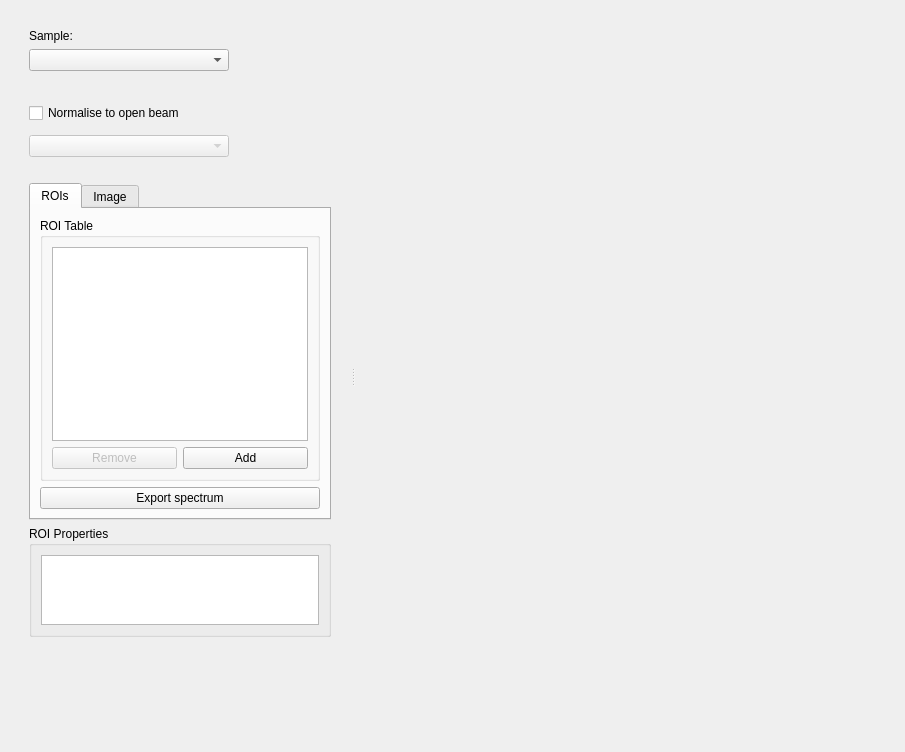
Before: the Qt Designer form mantidimaging/gui/ui/spectrum_viewer.ui in mantidproject/mantidimaging, drawn with Qt 5.
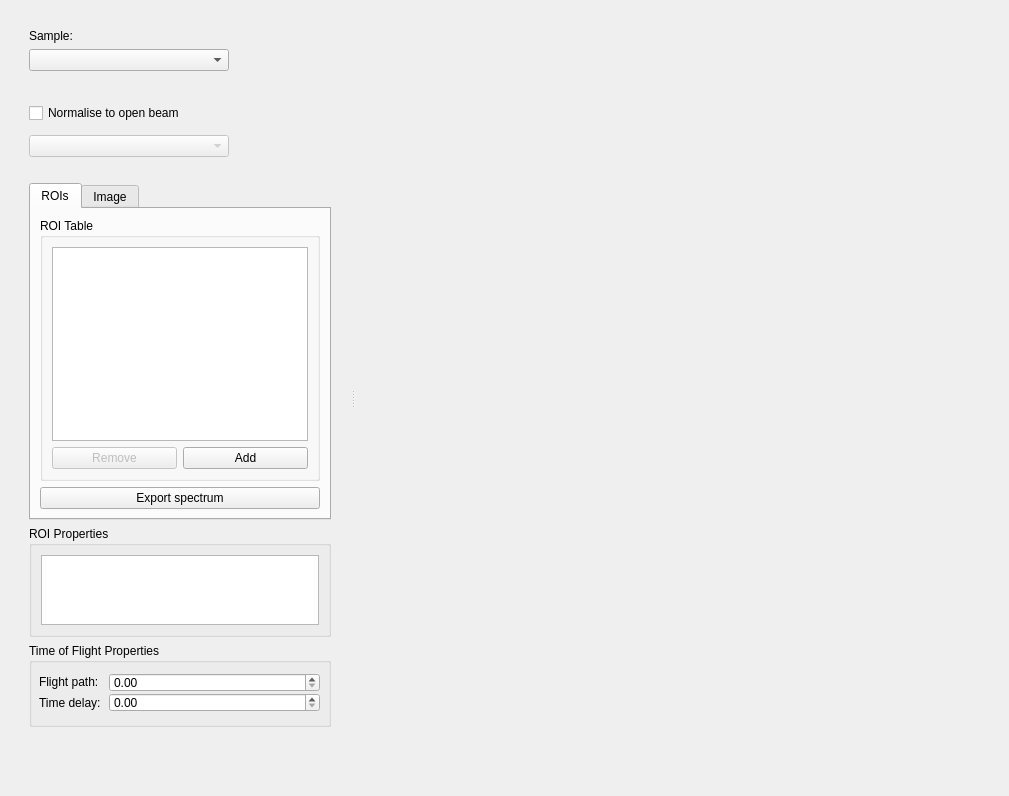
After: the same form once the commit is applied. Custom widgets are drawn as their Qt base class.

Commit message: Added Flight Path and Time Delay options, WIP

```diff
--- a/mantidimaging/gui/ui/spectrum_viewer.ui
+++ b/mantidimaging/gui/ui/spectrum_viewer.ui
@@ -6,8 +6,8 @@
    <rect>
     <x>0</x>
     <y>0</y>
-    <width>905</width>
-    <height>752</height>
+    <width>1009</width>
+    <height>795</height>
    </rect>
   </property>
   <property name="windowTitle">
@@ -391,7 +391,78 @@
          </widget>
         </item>
         <item>
-         <spacer name="PropertiesSpacer">
+         <widget class="QGroupBox" name="groupBox">
+          <property name="sizePolicy">
+           <sizepolicy hsizetype="Expanding" vsizetype="MinimumExpanding">
+            <horstretch>0</horstretch>
+            <verstretch>0</verstretch>
+           </sizepolicy>
+          </property>
+          <property name="minimumSize">
+           <size>
+            <width>300</width>
+            <height>84</height>
+           </size>
+          </property>
+          <property name="title">
+           <string>Time of Flight Properties</string>
+          </property>
+          <widget class="QLabel" name="label_3">
+           <property name="geometry">
+            <rect>
+             <x>10</x>
+             <y>31</y>
+             <width>101</width>
+             <height>16</height>
+            </rect>
+           </property>
+           <property name="text">
+            <string>Flight path:</string>
+           </property>
+          </widget>
+          <widget class="QLabel" name="label_4">
+           <property name="geometry">
+            <rect>
+             <x>10</x>
+             <y>50</y>
+             <width>91</width>
+             <height>20</height>
+            </rect>
+           </property>
+           <property name="text">
+            <string>Time delay: </string>
+           </property>
+          </widget>
+          <widget class="QDoubleSpinBox" name="flightPathSpinBox">
+           <property name="geometry">
+            <rect>
+             <x>80</x>
+             <y>30</y>
+             <width>211</width>
+             <height>19</height>
+            </rect>
+           </property>
+           <property name="suffix">
+            <string/>
+           </property>
+          </widget>
+          <widget class="QDoubleSpinBox" name="timeDelaySpinBox">
+           <property name="geometry">
+            <rect>
+             <x>80</x>
+             <y>50</y>
+             <width>211</width>
+             <height>19</height>
+            </rect>
+           </property>
+           <property name="suffix">
+            <string/>
+           </property>
+          </widget>
+         </widget>
+        </item>
+        <item>
+         <spacer name="verticalSpacer">
           <property name="orientation">
            <enum>Qt::Vertical</enum>
           </property>
```
The commit also changes 4 other files.
